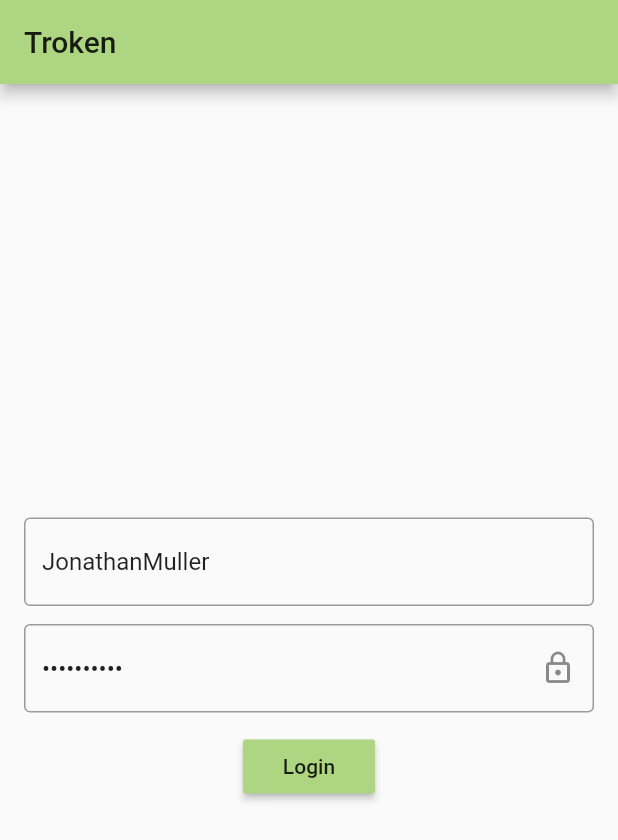
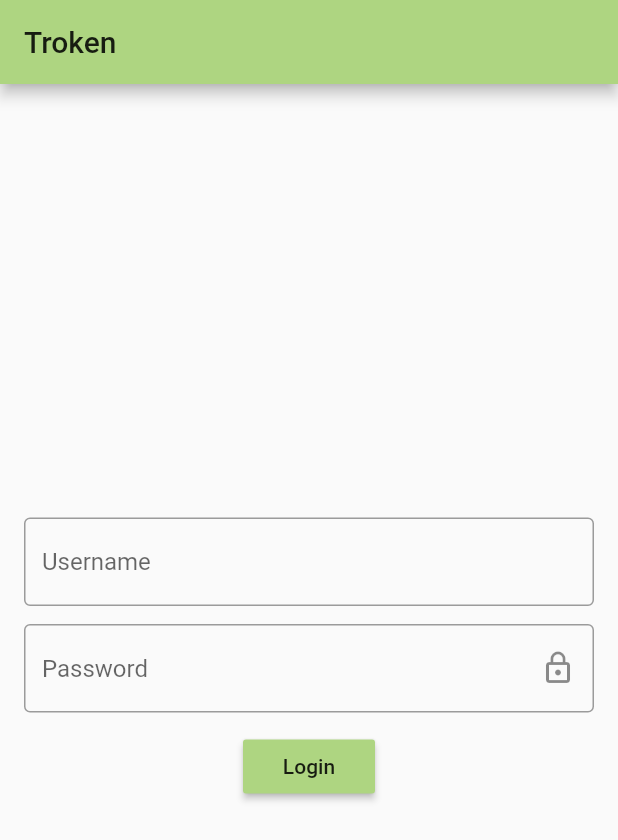
Before and after one commit to Becknology/troken, a Flutter app: the screen it shows after launch, on a phone screen of 412 x 824 dp. Shown: the top 840 px of the screen. Run offline on Flutter 3.47's test engine with Material 2 defaults, Android fonts, the phone set to English and light mode, and no system bars; missing offline and left inert: http_logger, http_middleware; generated files the repository leaves out were written again.

Commit message:
Update login ui

```diff
--- a/lib/LoginPage.dart
+++ b/lib/LoginPage.dart
@@ -18,8 +18,8 @@ class LoginPage extends StatefulWidget {
 
 class _LoginPageState extends State<LoginPage> {
 
-  final _usernameTextController = TextEditingController(text: "JonathanMuller");
-  final _passwordTextController = TextEditingController(text: "Muller2020");
+  final _usernameTextController = TextEditingController();
+  final _passwordTextController = TextEditingController();
 
   final FocusNode _buttonFocus = new FocusNode();
   final FocusNode _passwordFocus = new FocusNode();
```
